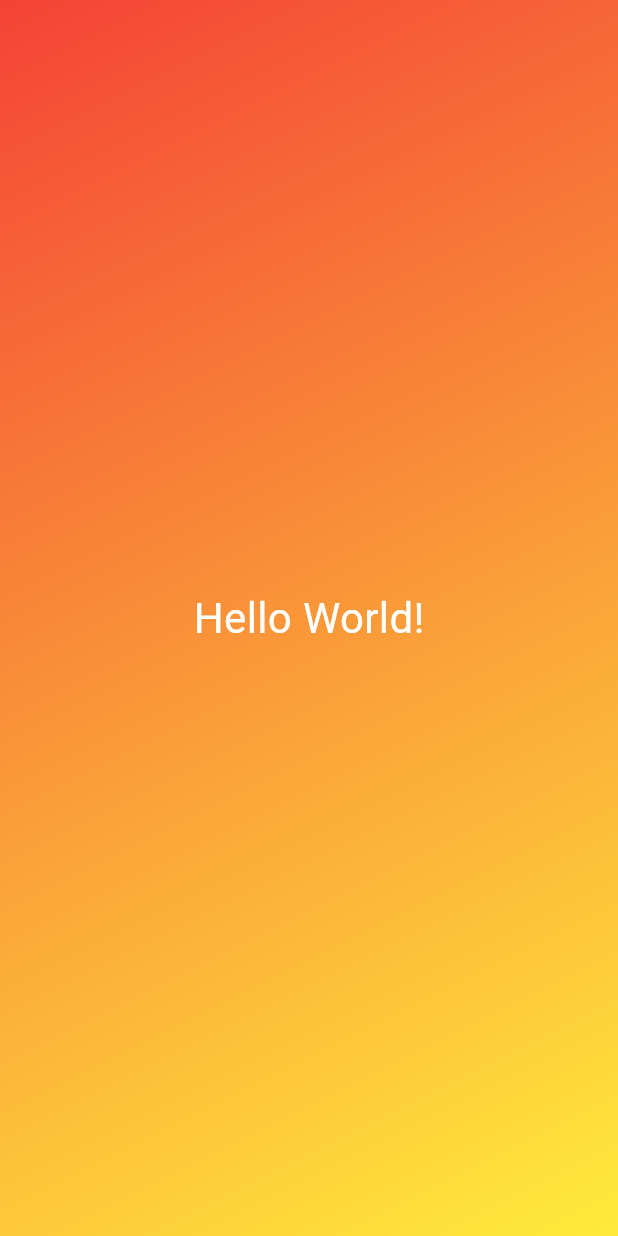
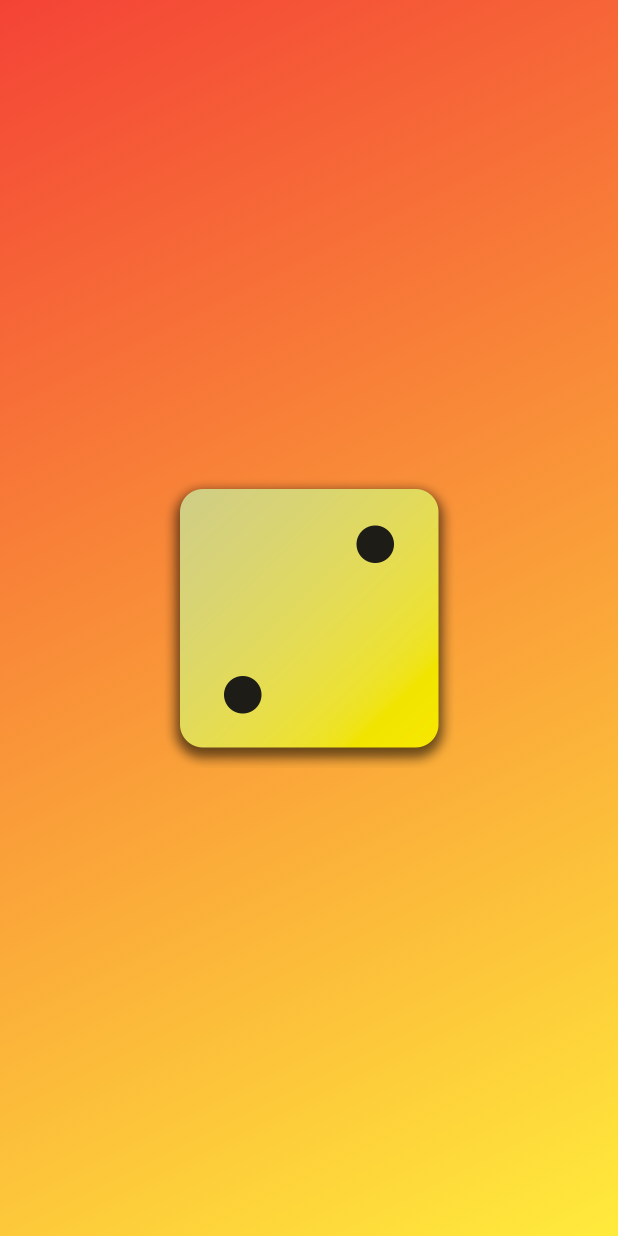
Before and after one commit to Ahmad-Zahradeen-Tahir/new-app, a Flutter app: the screen it shows after launch, on a phone screen of 412 x 824 dp. Run offline on Flutter 3.47's test engine with Material 3 defaults, Android fonts, the phone set to English and light mode, and no system bars.

Commit message:
added & applied first image

```diff
--- a/lib/gradient_container.dart
+++ b/lib/gradient_container.dart
@@ -1,5 +1,4 @@
 import 'package:flutter/material.dart';
-import 'package:first_app/styled_text.dart';
 
 class GradientContainer extends StatelessWidget {
   const GradientContainer(this.collors, {super.key});
@@ -14,7 +13,7 @@ class GradientContainer extends StatelessWidget {
           end: Alignment.bottomRight,
         ),
       ),
-      child: const Center(child: StyledText('Hello World!')),
+      child: Center(child: Image.asset('assets/images/dice-2.png', width: 200,)),
     );
   }
 }
```
Also changed, not shown: pubspec.yaml (+7 -3 lines), assets/images/dice-1.png (added), assets/images/dice-2.png (added), assets/images/dice-3.png (added), assets/images/dice-4.png (added), assets/images/dice-5.png (added), assets/images/dice-6.png (added).
